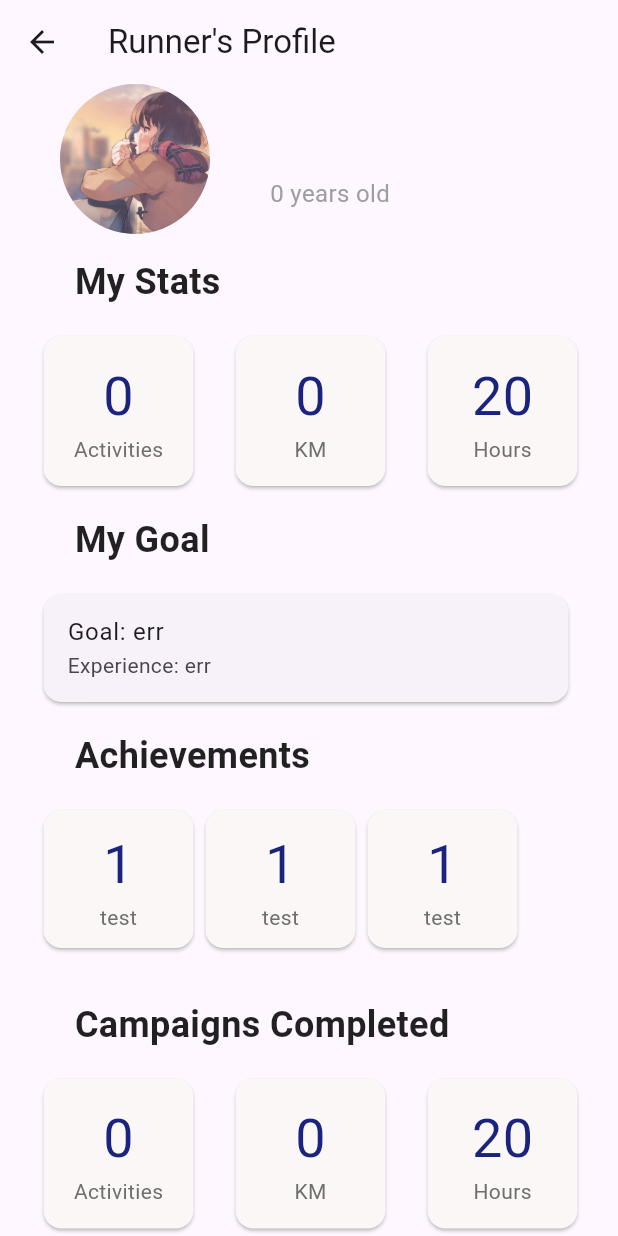
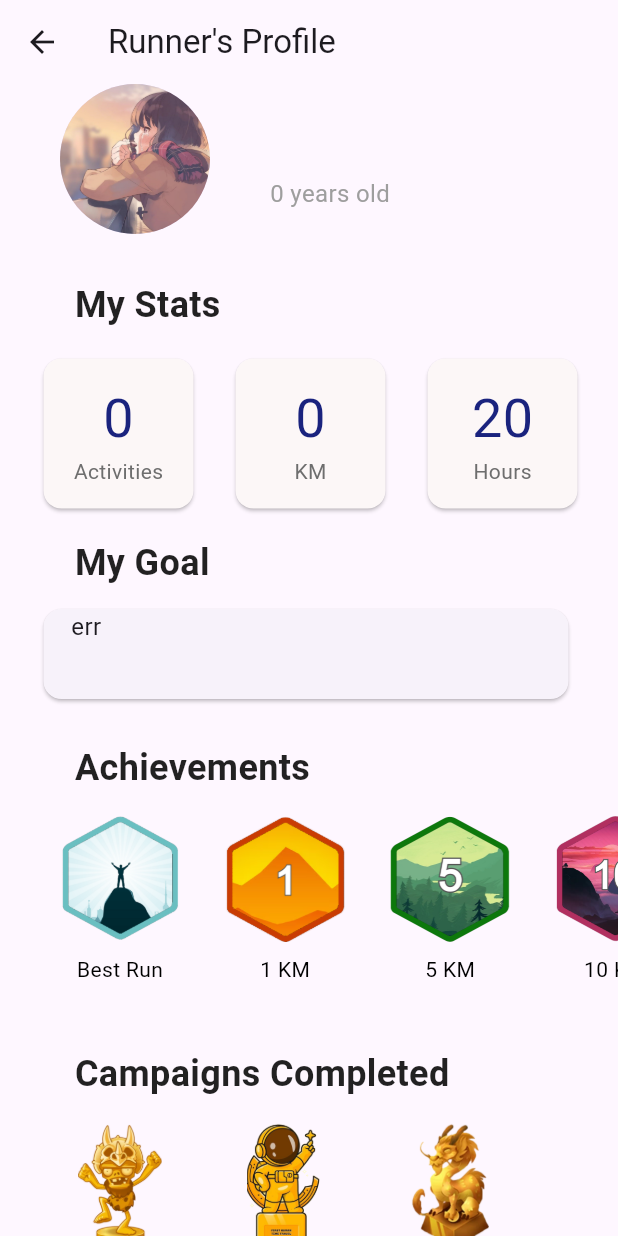
Before and after one commit to martout2002/RunnersHigh, a Flutter app: the UserProfilePage screen opened by its route, on a phone screen of 412 x 824 dp. Run offline on Flutter 3.47's test engine with Material 3 defaults, Android fonts, the phone set to English and light mode, and no system bars; our stand-ins replace cloud_firestore, firebase_auth, firebase_core, firebase_database, flutter_dotenv, flutter_gemini and 7 more; accounts and stored records are empty; network calls fail; Roboto replaces fonts that are missing (Kanit).

Commit message:
added custom achievements and thropies

```diff
--- a/lib/UserProfilePage.dart
+++ b/lib/UserProfilePage.dart
@@ -5,7 +5,9 @@ import 'package:flutter/material.dart';
 import 'package:firebase_database/firebase_database.dart';
 import 'package:google_fonts/google_fonts.dart';
 import 'package:runners_high/popup/changeProfileImage.dart';
+import 'package:runners_high/widgets/achievement.dart';
 import 'package:runners_high/widgets/profileRunWidget.dart';
+import 'package:runners_high/widgets/achievement.dart';
 
 class UserProfilePage extends StatefulWidget {
   const UserProfilePage({super.key});
@@ -24,7 +26,6 @@ class _UserProfilePageState extends State<UserProfilePage> {
   var goal = "err";
   var total_km = 0;
   var profileImage = "";
-
 
   // DatabaseReference? ref;
 
@@ -54,8 +55,6 @@ class _UserProfilePageState extends State<UserProfilePage> {
     }
   }
 
-
-
   @override
   void initState() {
     super.initState();
@@ -69,9 +68,11 @@ class _UserProfilePageState extends State<UserProfilePage> {
       appBar: AppBar(
         title: const Text("Runner's Profile"),
       ),
-      body: Padding(
+      body: SingleChildScrollView(
+        child: Padding(
           padding: const EdgeInsets.fromLTRB(0, 0, 0, 0),
-        child: Stack(children: [
+          child: Stack(
+            children: [
               //Image(image: AssetImage('assets/images/banner1.jpg')),
               Column(
                 crossAxisAlignment: CrossAxisAlignment.start,
@@ -90,7 +91,6 @@ class _UserProfilePageState extends State<UserProfilePage> {
                             );
                           },
                           child: CircleAvatar(
-
                             foregroundImage: profileImage == ""
                                 ? const AssetImage('assets/images/pfp.jpg')
                                 : MemoryImage(base64Decode(profileImage)),
@@ -122,18 +122,20 @@ class _UserProfilePageState extends State<UserProfilePage> {
                       ),
                     ],
                   ),
-              const SizedBox(width: 40, height: 15),
-              Text("        My Stats",
+                  const SizedBox(width: 40, height: 30),
+                  Text(
+                    "        My Stats",
                     style: GoogleFonts.kanit(
                       textStyle: const TextStyle(
                         color: Colors.black87,
                         fontSize: 24,
                         fontWeight: FontWeight.bold,
-                        ))),
+                      ),
+                    ),
+                  ),
                   Padding(
                     padding: EdgeInsets.fromLTRB(25, 15, 0, 15),
-              child:
-              Row(
+                    child: Row(
                       children: [
                         Row(
                           mainAxisAlignment: MainAxisAlignment.spaceEvenly,
@@ -142,7 +144,8 @@ class _UserProfilePageState extends State<UserProfilePage> {
                               children: [
                                 Padding(
                                   padding: const EdgeInsets.only(right: 0),
-                            child: ProfileRunWidget(num_of_runs, 'Activities'),
+                                  child: ProfileRunWidget(
+                                      num_of_runs, 'Activities'),
                                 ),
                                 Padding(
                                   padding: const EdgeInsets.only(left: 20),
@@ -157,100 +160,104 @@ class _UserProfilePageState extends State<UserProfilePage> {
                           ],
                         ),
                       ],
-              ),),
-              Text("        My Goal",
+                    ),
+                  ),
+                  Text(
+                    "        My Goal",
                     style: GoogleFonts.kanit(
                       textStyle: const TextStyle(
                         color: Colors.black87,
                         fontSize: 24,
                         fontWeight: FontWeight.bold,
-                ))),
-              Padding(padding: EdgeInsets.fromLTRB(25, 15, 0, 15),
-              child:
-              Card(
+                      ),
+                    ),
+                  ),
+                  Padding(
+                    padding: EdgeInsets.fromLTRB(25, 10, 0, 25),
+                    child: Card(
                       child: Column(
                         children: [
                           Container(
+                            height: 60,
                             width: 350, // Specify the desired width
-                      child: ListTile(
-                        title: Text("Goal: $goal"),
-                        subtitle: Text("Experience: $exp"),
+                            child: Flexible(
+                              child: Padding(
+                                padding: const EdgeInsets.only(left: 10),
+                                child: Text(
+                                  "  $goal",
+                                  style: const TextStyle(
+                                    fontSize: 16,
+                                  ),
+                                  overflow: TextOverflow.ellipsis,
+                                ),
+                              ),
                             ),
                           )
                         ],
                       ),
-              )),
-              Text("        Achievements",
+                    ),
+                  ),
+                  Text(
+                    "        Achievements",
                     style: GoogleFonts.kanit(
                       textStyle: const TextStyle(
                         color: Colors.black87,
                         fontSize: 24,
                         fontWeight: FontWeight.bold,
-                        ))),
-              Padding(padding: EdgeInsets.fromLTRB(25, 15, 0, 15),
-              child:
-              Row(
-                children: [
-                  Container(
-                    height: 100, // Specify the desired height for scrolling
+                      ),
+                    ),
+                  ),
+                  const Padding(
+                    padding: EdgeInsets.fromLTRB(25, 15, 0, 15),
                     child: SingleChildScrollView(
                       scrollDirection: Axis.horizontal,
                       child: Row(
                         children: [
-                          ProfileRunWidget(1, "test"),
-                          ProfileRunWidget(1, "test"),
-                          ProfileRunWidget(1, "test"),
-                          //ProfileRunWidget(1, "test"),
-                          //ProfileRunWidget(1, "test"),
+                          AchievementCard(
+                              imagePath: "best.png", text: "Best Run"),
+                          AchievementCard(imagePath: "1km.png", text: "1 KM"),
+                          AchievementCard(imagePath: "5km.png", text: "5 KM"),
+                          AchievementCard(imagePath: "10km.png", text: "10 KM"),
+                          AchievementCard(imagePath: "21km.png", text: "21 KM"),
+                        ],
+                      ),
+                    ),
+                  ),
+                  Padding(
+                    padding: EdgeInsets.fromLTRB(0, 20, 0, 0),
+                    child: Text(
+                      "        Campaigns Completed",
+                      style: GoogleFonts.kanit(
+                        textStyle: const TextStyle(
+                          color: Colors.black87,
+                          fontSize: 24,
+                          fontWeight: FontWeight.bold,
+                        ),
+                      ),
+                    ),
+                  ),
+                  const Padding(
+                    padding: EdgeInsets.fromLTRB(25, 15, 0, 15),
+                    child: SingleChildScrollView(
+                      scrollDirection: Axis.horizontal,
+                      child: Row(
+                        children: [
+                          AchievementCard(
+                              imagePath: "zombie.png", text: "Dead Run"),
+                          AchievementCard(
+                              imagePath: "sci.png", text: "Quantum Escape"),
+                          AchievementCard(
+                              imagePath: "dragon.png",
+                              text: "Tales of Fantasia"),
                         ],
                       ),
                     ),
                   ),
                 ],
-              ),),
-              Padding(padding: EdgeInsets.fromLTRB(0, 15, 0, 0),
-              child:
-              Text("        Campaigns Completed",
-                      style: GoogleFonts.kanit(
-                        textStyle: const TextStyle(
-                          color: Colors.black87,
-                          fontSize: 24,
-                          fontWeight: FontWeight.bold,
-                        )))),
-              Padding(
-              padding: EdgeInsets.fromLTRB(25, 15, 0, 15),
-              child:
-              Row(
-                children: [
-                  Row(
-                    mainAxisAlignment: MainAxisAlignment.spaceEvenly,
-                    children: [
-                      Row(
-                        children: [
-                          Padding(
-                            padding: const EdgeInsets.only(right: 0),
-                            child: ProfileRunWidget(num_of_runs, 'Activities'),
-                          ),
-                          Padding(
-                            padding: const EdgeInsets.only(left: 20),
-                            child: ProfileRunWidget(total_km, 'KM'),
-                          ),
-                          Padding(
-                            padding: const EdgeInsets.only(left: 20),
-                            child: ProfileRunWidget(20, 'Hours'),
               ),
             ],
           ),
-                    ],
         ),
-                ],
-              ),),
-
-
-
-            ],
-          ),
-        ]),
       ),
     );
   }
--- /dev/null
+++ b/lib/widgets/achievement.dart
@@ -0,0 +1,42 @@
+import 'package:flutter/material.dart';
+
+class AchievementCard extends StatelessWidget {
+  final String imagePath;
+  final String text;
+
+  const AchievementCard(
+      {Key? key, required this.imagePath, required this.text});
+
+  @override
+  Widget build(BuildContext context) {
+    return Container(
+      width: 110,
+      height: 120,
+      decoration: BoxDecoration(
+        color: Colors.transparent,
+        borderRadius: BorderRadius.circular(8),
+      ),
+      child: Column(
+        children: [
+          Expanded(
+            child: Image.asset(
+              "assets/badges/$imagePath",
+              fit: BoxFit.cover,
+            ),
+          ),
+          Padding(
+            padding: const EdgeInsets.all(8.0),
+            child: Text(
+              text,
+              style: const TextStyle(
+                color: Colors.black,
+                fontSize: 14,
+                overflow: TextOverflow.ellipsis,
+              ),
+            ),
+          ),
+        ],
+      ),
+    );
+  }
+}
--- a/pubspec.yaml
+++ b/pubspec.yaml
@@ -51,8 +51,6 @@ dependencies:
   image_picker: ^1.1.2
   image_picker_android: ^0.8.4+4
 
-
-
 dev_dependencies:
   flutter_test:
     sdk: flutter
@@ -88,6 +86,7 @@ flutter:
     - assets/images/C1.png
     - assets/images/C2.png
     - assets/images/C3.png
+    - assets/badges/
   #   - images/a_dot_ham.jpeg
 
   # An image asset can refer to one or more resolution-specific "variants", see
```
Also changed, not shown: assets/badges/10km.png (added), assets/badges/1km.png (added), assets/badges/21km.png (added), assets/badges/5km.png (added), assets/badges/backup.png (added), assets/badges/best.png (added), assets/badges/dragon.png (added), assets/badges/sci.png (added), assets/badges/zombie.png (added). Lines whose indentation alone changed are shown as unchanged.
